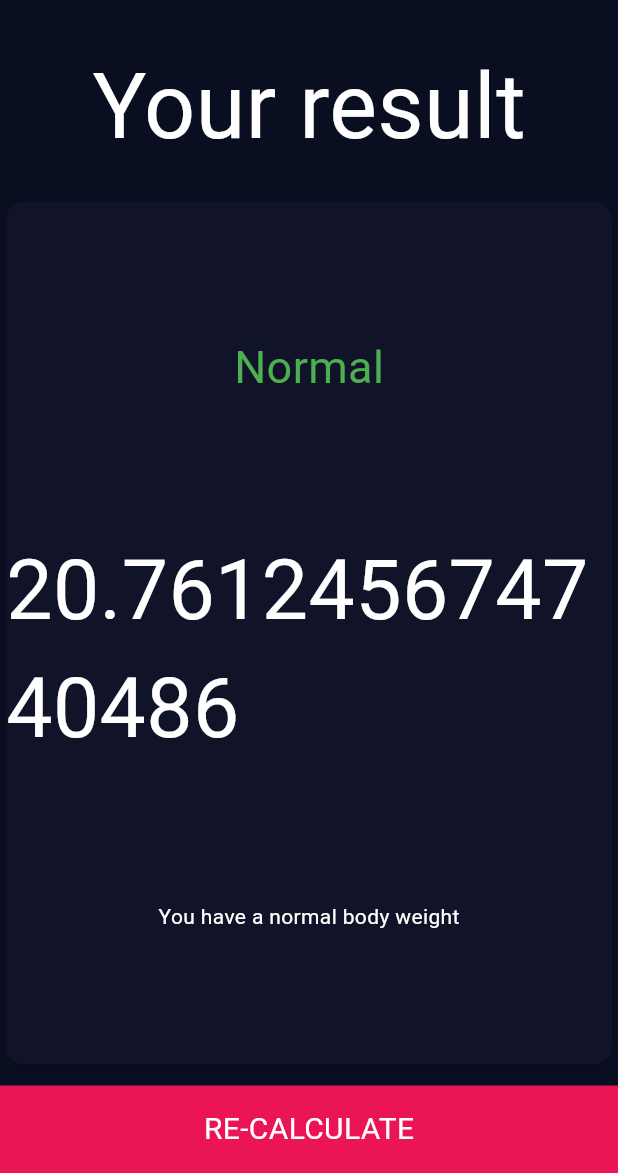
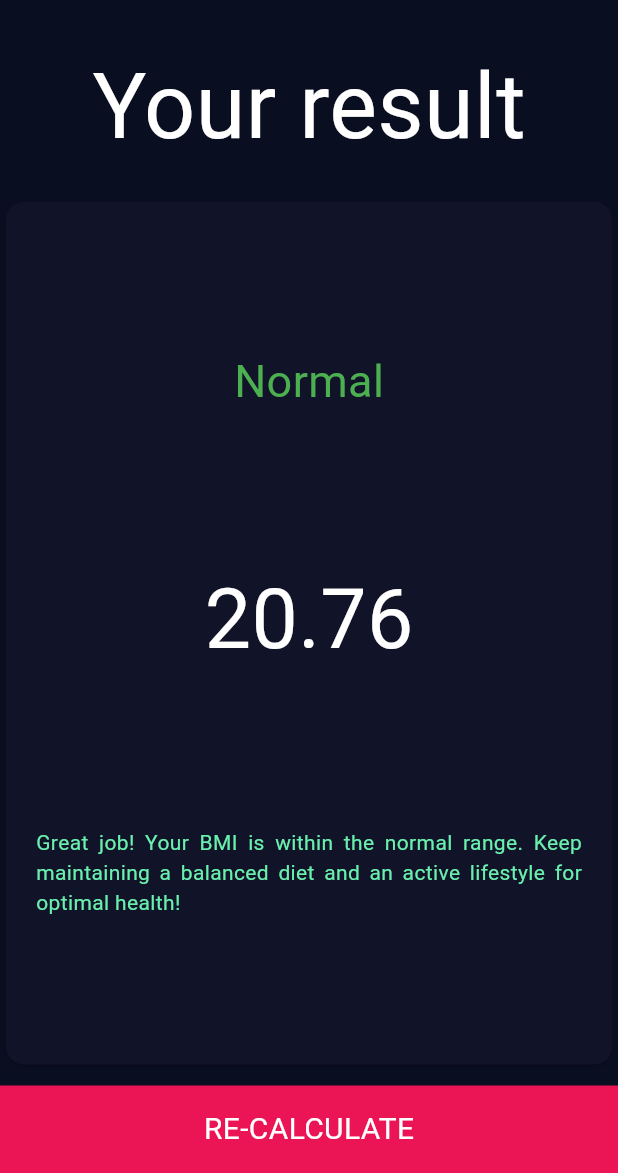
Before and after one commit to Seyam7/bmi_flutter, a Flutter app: the screen it shows after launch, after a tap on "CALCULATE", on a phone screen of 412 x 824 dp, the part 63-1236 px from its top. Run offline on Flutter 3.47's test engine with Material 3 defaults, Android fonts, the phone set to English and light mode, and no system bars.

Commit message:
result digit fixed and comments added

```diff
--- a/lib/result_page.dart
+++ b/lib/result_page.dart
@@ -12,14 +12,18 @@ class ResultPage extends StatelessWidget {
   @override
   Widget build(BuildContext context) {
     String status = 'Unknown';
+    String comment='';
     if(result < 18.5){
       status='Underweight';
+      comment='You\'re underweight. It might be helpful to include more nutritious meals in your diet and consult a healthcare provider for personalized advice.';
     }
     else if(result>=18.5 && 25>result){
       status='Normal';
+      comment='Great job! Your BMI is within the normal range. Keep maintaining a balanced diet and an active lifestyle for optimal health!';
     }
     else if(result>=25){
       status='Overweight';
+      comment='You are slightly overweight. Regular exercise and a healthy diet can help you maintain a balanced weight. Consider making small lifestyle changes for long-term benefits.';
     }
     return Scaffold(
       backgroundColor: bgColor,
@@ -50,8 +54,15 @@ class ResultPage extends StatelessWidget {
                 mainAxisAlignment: MainAxisAlignment.spaceEvenly,
                 children: [
                   Text('$status',style: TextStyle(color: Colors.green,fontSize: 30),),
-                  Text('$result',style: TextStyle(color: Colors.white,fontSize: 55),),
-                  Text('You have a normal body weight',style: TextStyle(color: Colors.white,),),
+                  Text('${result.toStringAsFixed(2)}',style: TextStyle(color: Colors.white,fontSize: 55),),
+                  Padding(
+                    padding: const EdgeInsets.symmetric(horizontal: 20),
+                    child: Text(
+                      '$comment',
+                      textAlign: TextAlign.justify,
+                      style: TextStyle(color: Colors.greenAccent,),
+                    ),
+                  ),
                 ],
               ),
             ),
```
